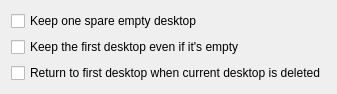
Before: the Qt Designer form contents/ui/config.ui in Ubiquitine/temporary-virtual-desktops, drawn with Qt 5.
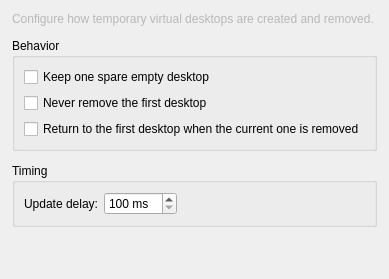
After: the same form once the commit is applied.

Commit message: Update config UI and make updateDelay as option

Diff of the .ui file:
```diff
--- a/contents/ui/config.ui
+++ b/contents/ui/config.ui
@@ -2,48 +2,160 @@
 <ui version="4.0">
  <class>KWin::TemporaryVirtualDesktopsConfigForm</class>
  <widget class="QWidget" name="KWin::TemporaryVirtualDesktopsConfigForm">
-  <property name="geometry">
-   <rect>
-    <x>0</x>
-    <y>0</y>
-    <width>334</width>
-    <height>59</height>
-   </rect>
-  </property>
   <property name="windowTitle">
    <string>Temporary Virtual Desktops</string>
   </property>
-  <layout class="QFormLayout" name="formLayout">
-   <item row="0" column="0">
-    <widget class="QCheckBox" name="kcfg_oneSpare">
+
+  <layout class="QVBoxLayout" name="verticalLayout">
+   <property name="spacing">
+    <number>12</number>
+   </property>
+   <property name="leftMargin">
+    <number>12</number>
+   </property>
+   <property name="topMargin">
+    <number>12</number>
+   </property>
+   <property name="rightMargin">
+    <number>12</number>
+   </property>
+   <property name="bottomMargin">
+    <number>12</number>
+   </property>
+
+   <!-- Description -->
+   <item>
+    <widget class="QLabel" name="descriptionLabel">
+     <property name="wordWrap">
+      <bool>true</bool>
+     </property>
      <property name="text">
-      <string>Keep one spare empty desktop</string>
+      <string>Configure how temporary virtual desktops are created and removed.</string>
      </property>
-     <property name="checked">
-      <bool>false</bool>
+     <property name="styleSheet">
+      <string notr="true">color: palette(mid);</string>
      </property>
     </widget>
    </item>
-   <item row="1" column="0">
-    <widget class="QCheckBox" name="kcfg_keepFirst">
-     <property name="text">
-      <string>Keep the first desktop even if it's empty</string>
+
+   <!-- Behaviour -->
+   <item>
+    <widget class="QGroupBox" name="behaviorGroup">
+     <property name="title">
+      <string>Behavior</string>
      </property>
-     <property name="checked">
-      <bool>false</bool>
+
+     <layout class="QVBoxLayout" name="behaviorLayout">
+
+      <item>
+       <widget class="QCheckBox" name="kcfg_oneSpare">
+        <property name="text">
+         <string>Keep one spare empty desktop</string>
+        </property>
+        <property name="toolTip">
+         <string>Always maintain one unused virtual desktop ready for new windows.</string>
+        </property>
+       </widget>
+      </item>
+
+      <item>
+       <widget class="QCheckBox" name="kcfg_keepFirst">
+        <property name="text">
+         <string>Never remove the first desktop</string>
+        </property>
+        <property name="toolTip">
+         <string>The first virtual desktop will remain even if it becomes empty.</string>
+        </property>
+       </widget>
+      </item>
+
+      <item>
+       <widget class="QCheckBox" name="kcfg_backHome">
+        <property name="text">
+         <string>Return to the first desktop when the current one is removed</string>
+        </property>
+        <property name="toolTip">
+         <string>Automatically switch back to Desktop 1 if the current desktop disappears.</string>
+        </property>
+       </widget>
+      </item>
+
+     </layout>
+    </widget>
+   </item>
+
+   <!-- Timing -->
+   <item>
+    <widget class="QGroupBox" name="timingGroup">
+     <property name="title">
+      <string>Timing</string>
      </property>
+
+     <layout class="QHBoxLayout" name="timingLayout">
+
+      <item>
+       <widget class="QLabel" name="delayLabel">
+        <property name="text">
+         <string>Update delay:</string>
+        </property>
+        <property name="buddy">
+         <cstring>kcfg_updateDelay</cstring>
+        </property>
+       </widget>
+      </item>
+
+      <item>
+       <widget class="QSpinBox" name="kcfg_updateDelay">
+        <property name="minimum">
+         <number>100</number>
+        </property>
+        <property name="maximum">
+         <number>5000</number>
+        </property>
+        <property name="singleStep">
+         <number>50</number>
+        </property>
+        <property name="suffix">
+         <string> ms</string>
+        </property>
+        <property name="toolTip">
+         <string>Delay before updating virtual desktops after a window change.</string>
+        </property>
+       </widget>
+      </item>
+
+      <item>
+       <spacer name="horizontalSpacer">
+        <property name="orientation">
+         <enum>Qt::Horizontal</enum>
+        </property>
+        <property name="sizeHint" stdset="0">
+         <size>
+          <width>40</width>
+          <height>20</height>
+         </size>
+        </property>
+       </spacer>
+      </item>
+
+     </layout>
     </widget>
    </item>
-   <item row="2" column="0">
-    <widget class="QCheckBox" name="kcfg_backHome">
-     <property name="text">
-      <string>Return to first desktop when current desktop is deleted</string>
+
+   <item>
+    <spacer name="verticalSpacer">
+     <property name="orientation">
+      <enum>Qt::Vertical</enum>
      </property>
-     <property name="checked">
-      <bool>false</bool>
+     <property name="sizeHint" stdset="0">
+      <size>
+       <width>20</width>
+       <height>40</height>
+      </size>
      </property>
-    </widget>
+    </spacer>
    </item>
+
   </layout>
  </widget>
  <resources/>
```
Left out of the diff: 2 changed lines with no effect on the pictures. The commit also changes 3 other files.
